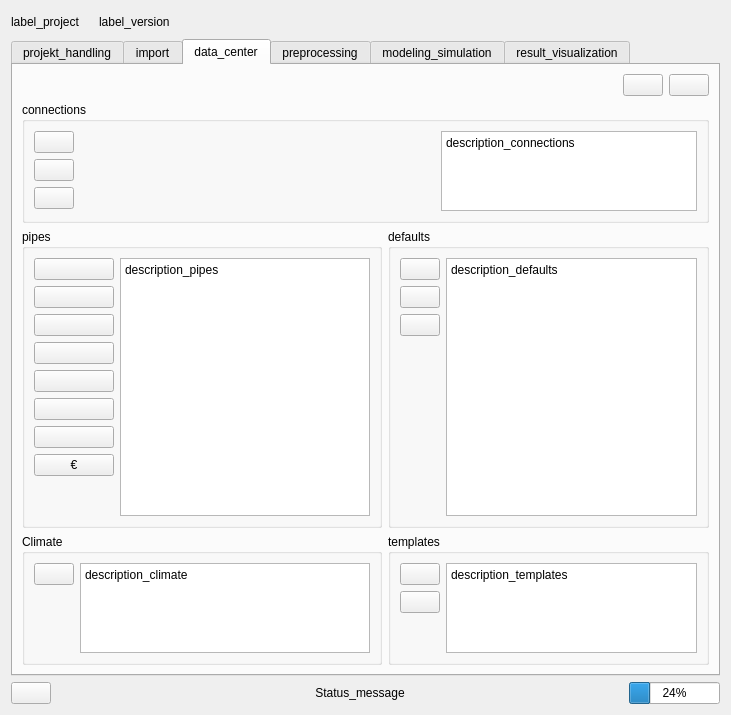
Old version of the form districts/districts_dialog_base.ui in the repository equa/IDA-Districts.
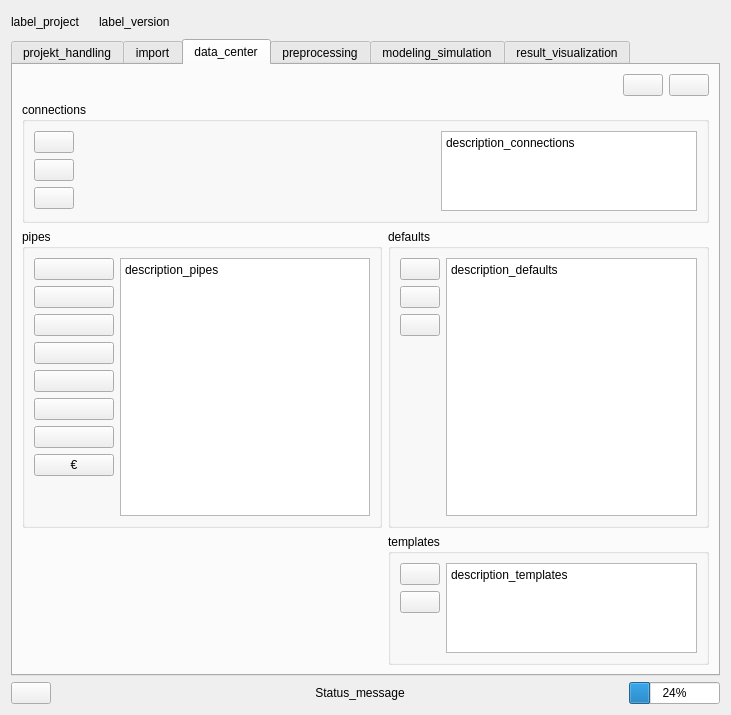
New version of the form. The open tabs and pages were chosen to show the change. Icons and pictures are not drawn. Custom widgets are drawn as their Qt base class.

```diff
--- a/districts/districts_dialog_base.ui
+++ b/districts/districts_dialog_base.ui
@@ -1040,74 +1040,6 @@
            </layout>
           </widget>
          </item>
-         <item row="1" column="0">
-          <widget class="QGroupBox" name="groupBox_climate">
-           <property name="title">
-            <string>Climate</string>
-           </property>
-           <layout class="QHBoxLayout" name="horizontalLayout_23">
-            <item>
-             <layout class="QVBoxLayout" name="verticalLayout_3">
-              <item>
-               <widget class="QPushButton" name="btn_climateTemplate">
-                <property name="toolTip">
-                 <string>&lt;html&gt;&lt;head/&gt;&lt;body&gt;&lt;p&gt;tooltip_climate&lt;/p&gt;&lt;/body&gt;&lt;/html&gt;</string>
-                </property>
-                <property name="text">
-                 <string/>
-                </property>
-               </widget>
-              </item>
-              <item>
-               <spacer name="verticalSpacer_4">
-                <property name="orientation">
-                 <enum>Qt::Vertical</enum>
-                </property>
-                <property name="sizeHint" stdset="0">
-                 <size>
-                  <width>20</width>
-                  <height>40</height>
-                 </size>
-                </property>
-               </spacer>
-              </item>
-             </layout>
-            </item>
-            <item>
-             <widget class="QTextEdit" name="textEdit_2">
-              <property name="enabled">
-               <bool>true</bool>
-              </property>
-              <property name="sizePolicy">
-               <sizepolicy hsizetype="Expanding" vsizetype="Preferred">
-                <horstretch>0</horstretch>
-                <verstretch>0</verstretch>
-               </sizepolicy>
-              </property>
-              <property name="maximumSize">
-               <size>
-                <width>16777215</width>
-                <height>100</height>
-               </size>
-              </property>
-              <property name="readOnly">
-               <bool>true</bool>
-              </property>
-              <property name="html">
-               <string>&lt;!DOCTYPE HTML PUBLIC &quot;-//W3C//DTD HTML 4.0//EN&quot; &quot;http://www.w3.org/TR/REC-html40/strict.dtd&quot;&gt;
-&lt;html&gt;&lt;head&gt;&lt;meta name=&quot;qrichtext&quot; content=&quot;1&quot; /&gt;&lt;meta charset=&quot;utf-8&quot; /&gt;&lt;style type=&quot;text/css&quot;&gt;
-p, li { white-space: pre-wrap; }
-hr { height: 1px; border-width: 0; }
-li.unchecked::marker { content: &quot;\2610&quot;; }
-li.checked::marker { content: &quot;\2612&quot;; }
-&lt;/style&gt;&lt;/head&gt;&lt;body style=&quot; font-family:'Segoe UI'; font-size:9pt; font-weight:400; font-style:normal;&quot;&gt;
-&lt;p style=&quot; margin-top:0px; margin-bottom:0px; margin-left:0px; margin-right:0px; -qt-block-indent:0; text-indent:0px;&quot;&gt;description_climate&lt;/p&gt;&lt;/body&gt;&lt;/html&gt;</string>
-              </property>
-             </widget>
-            </item>
-           </layout>
-          </widget>
-         </item>
          <item row="1" column="1">
           <widget class="QGroupBox" name="groupBox_templates">
            <property name="sizePolicy">
```
